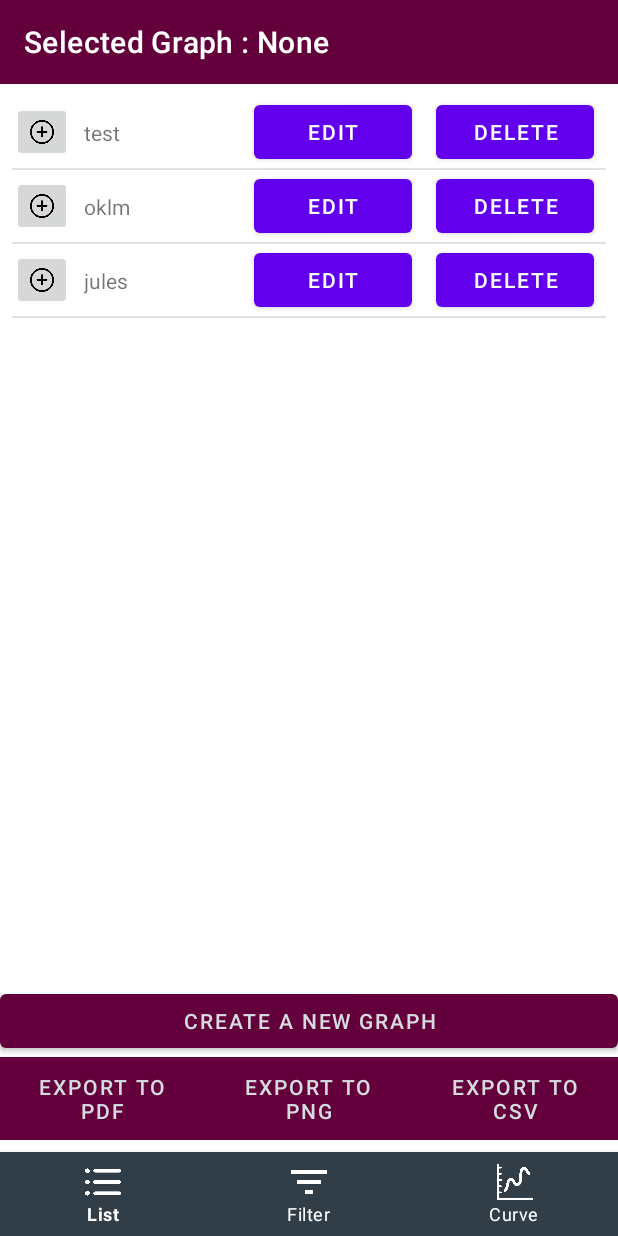
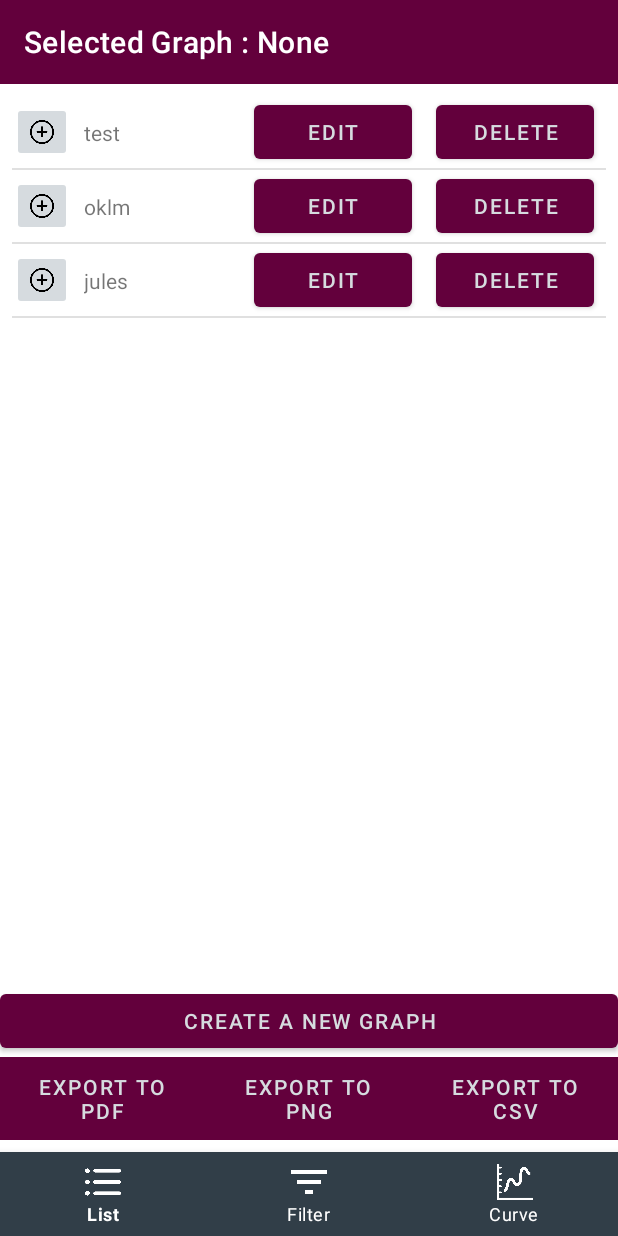
Before and after one commit to pioupiou-devs/DUT-S4-Projet_tutore, an Android app: the screen it shows after launch (SelectionActivity), on a phone screen of 412 x 824 dp. Run offline under Robolectric (Android 15) with nearby library versions, the phone set to English and light mode, and no system bars.

Commit message:
Minor - couleurs dans la dernière page ! upsie !

```diff
--- a/app/src/main/res/layout/listview_element.xml
+++ b/app/src/main/res/layout/listview_element.xml
@@ -12,6 +12,7 @@
             android:id="@+id/ibtnSelect"
             android:src="@drawable/ic_ibtnselect"
             android:scaleType="fitCenter"
+            app:backgroundTint="@color/light_gray"
             app:layout_constraintStart_toStartOf="parent"
             app:layout_constraintTop_toTopOf="parent"
             app:layout_constraintBottom_toBottomOf="parent"
@@ -36,6 +37,8 @@
             android:id="@+id/btnEdit"
             app:layout_constraintEnd_toStartOf="@+id/btnDelete"
             android:layout_marginEnd="8dp"
+            app:backgroundTint="@color/prune"
+            android:textColor="@color/light_gray"
             app:layout_constraintTop_toTopOf="parent"
             app:layout_constraintStart_toEndOf="@+id/txtName"
             app:layout_constraintBottom_toBottomOf="parent" />
@@ -45,6 +48,8 @@
             android:layout_width="0dp"
             android:layout_height="wrap_content"
             android:id="@+id/btnDelete"
+            app:backgroundTint="@color/prune"
+            android:textColor="@color/light_gray"
             app:layout_constraintEnd_toEndOf="parent"
             app:layout_constraintTop_toTopOf="parent"
             app:layout_constraintStart_toEndOf="@+id/btnEdit"
```
